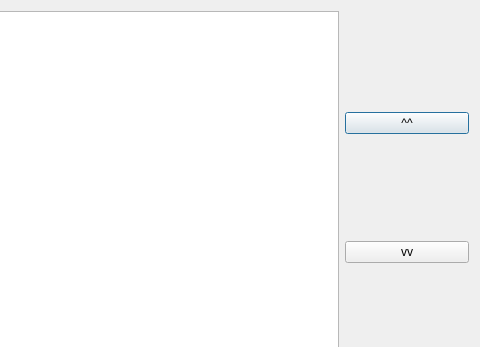
Qt form ui/DlgSeedingEditor.ui (probonopd/QTournament) before a commit; both pictures show x 205 to 685 and y 0 to 347 of the 685 by 728 pixel window.
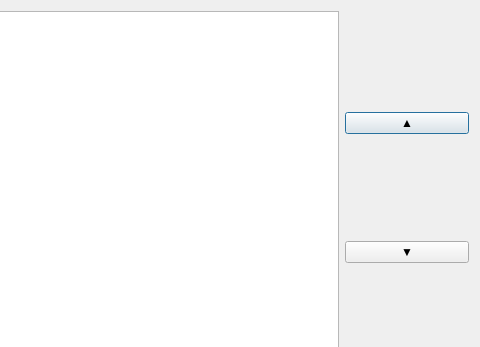
The same form after that commit. Custom widgets are drawn as their Qt base class.

Commit message: Made the staging area in the ScheduleTabWidget hideable and replaced "^^" and "vv" labels with proper unicode arrows.

```diff
--- a/ui/DlgSeedingEditor.ui
+++ b/ui/DlgSeedingEditor.ui
@@ -39,7 +39,7 @@
          <item>
           <widget class="QPushButton" name="btnUp">
            <property name="text">
-            <string>^^</string>
+            <string>▲</string>
            </property>
           </widget>
          </item>
@@ -59,7 +59,7 @@
          <item>
           <widget class="QPushButton" name="btnDown">
            <property name="text">
-            <string>vv</string>
+            <string>▼</string>
            </property>
           </widget>
          </item>
```
The commit also changes 4 other files.
